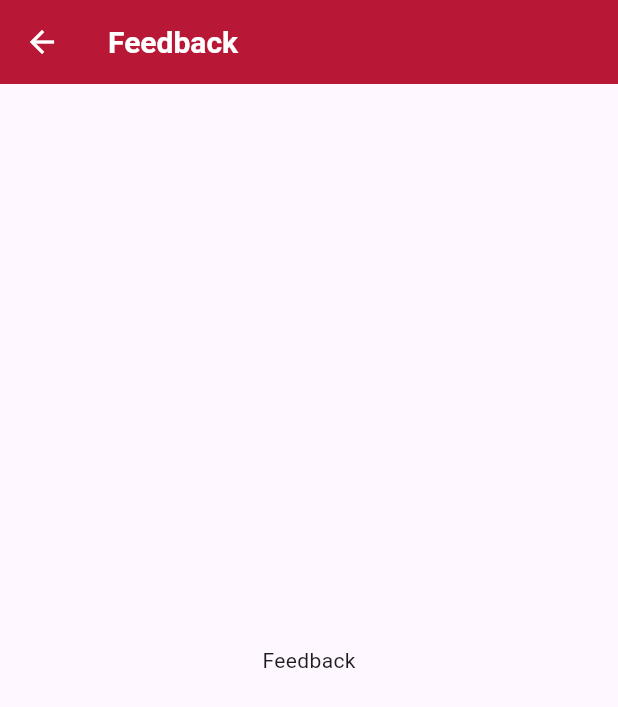
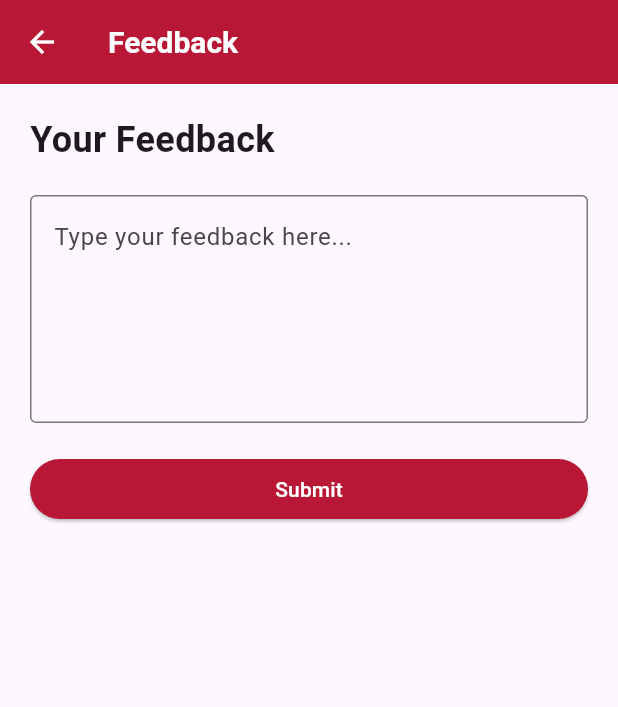
Before and after one commit to rahulpalanisamy7/flutter_skill_development, a Flutter app: the FeedbackScreen screen opened directly, on a phone screen of 412 x 824 dp. Shown: the top 707 px of the screen. Run offline on Flutter 3.47's test engine with Material 3 defaults, Android fonts, the phone set to English and light mode, and no system bars; our stand-ins replace cloud_firestore, firebase_core, flutter_secure_storage, fluttertoast, shared_preferences, supabase_flutter; missing offline and left inert: flutter_pdfview; accounts and stored records are empty.

Commit message:
Update FeedbackScreen.dart

```diff
--- a/lib/screens/FeedbackScreen.dart
+++ b/lib/screens/FeedbackScreen.dart
@@ -1,4 +1,7 @@
 import 'package:flutter/material.dart';
+
+import 'package:supabase_flutter/supabase_flutter.dart';
+
 
 class FeedbackScreen extends StatefulWidget {
 
@@ -11,15 +14,82 @@ class FeedbackScreen extends StatefulWidget {
 }
 
 class _FeedbackScreenState extends State<FeedbackScreen> {
+  // final TextEditingController _titleController = TextEditingController();
+  final TextEditingController _feedbackController = TextEditingController();
+
+  Future<void> _submitFeedback() async {
+    final feedback = _feedbackController.text;
+
+    if (feedback.isEmpty) {
+      ScaffoldMessenger.of(context).showSnackBar(
+        SnackBar(content: Text('Feedback cannot be empty')),
+      );
+      return;
+    }
+
+    try {
+      final response = await Supabase.instance.client
+          .from('feedback') // Replace with your table name
+          .insert({
+        'title': widget.title,
+        'feedback': feedback,
+        // 'submitted_at': DateTime.now().toIso8601String(),
+      });
+
+      print(response);
+
+      if (response == null) {
+        ScaffoldMessenger.of(context).showSnackBar(
+          SnackBar(content: Text('Feedback submitted successfully')),
+        );
+        _feedbackController.clear();
+      } else {
+        ScaffoldMessenger.of(context).showSnackBar(
+          SnackBar(content: Text('Failed to submit feedback.')),
+        );
+      }
+    } catch (error) {
+      // ScaffoldMessenger.of(context).showSnackBar(
+      //   SnackBar(content: Text('Failed to submit feedback: $error')),
+      // );
+      // print(error);
+    }
+  }
 
   @override
   Widget build(BuildContext context) {
     return Scaffold(
       appBar: AppBar(
-        title: Text(widget.title),
+        title: Text('Feedback'),
       ),
-      body: Center(
-        child: Text(widget.title),
+      body: Padding(
+        padding: EdgeInsets.all(20.0),
+        child: Column(
+          crossAxisAlignment: CrossAxisAlignment.stretch,
+          children: [
+            Text(
+              'Your Feedback',
+              style: TextStyle(
+                fontSize: 24.0,
+                fontWeight: FontWeight.bold,
+              ),
+            ),
+            SizedBox(height: 20.0),
+            TextField(
+              controller: _feedbackController,
+              maxLines: 5,
+              decoration: InputDecoration(
+                hintText: 'Type your feedback here...',
+                border: OutlineInputBorder(),
+              ),
+            ),
+            SizedBox(height: 20.0),
+            ElevatedButton(
+              onPressed: _submitFeedback,
+              child: Text('Submit'),
+            ),
+          ],
+        ),
       ),
     );
   }
```
